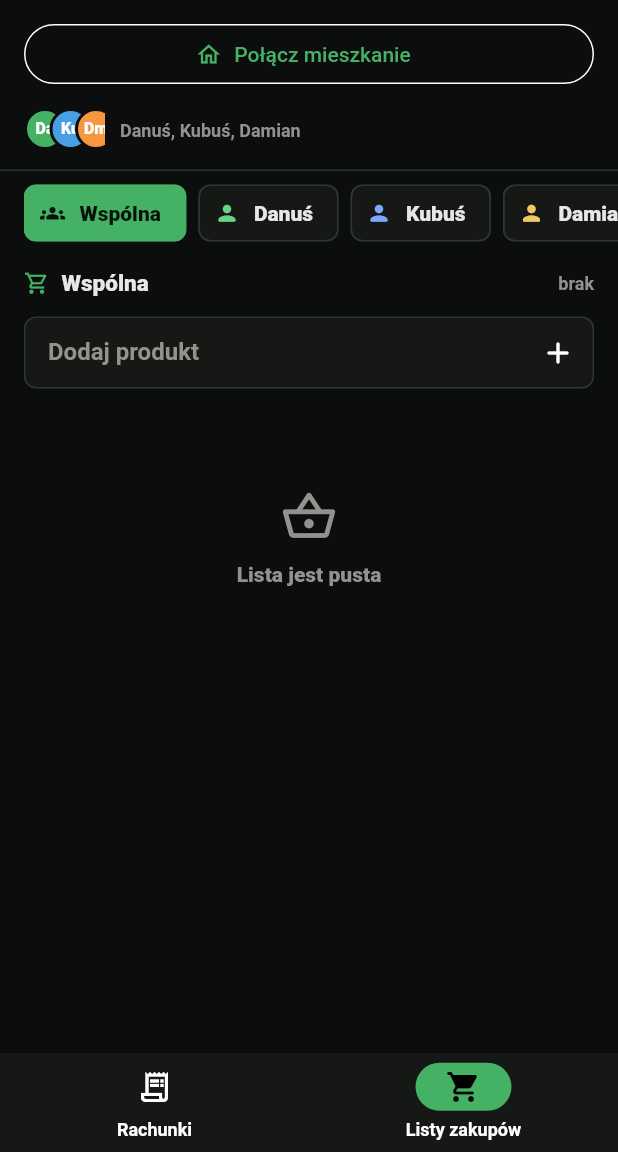
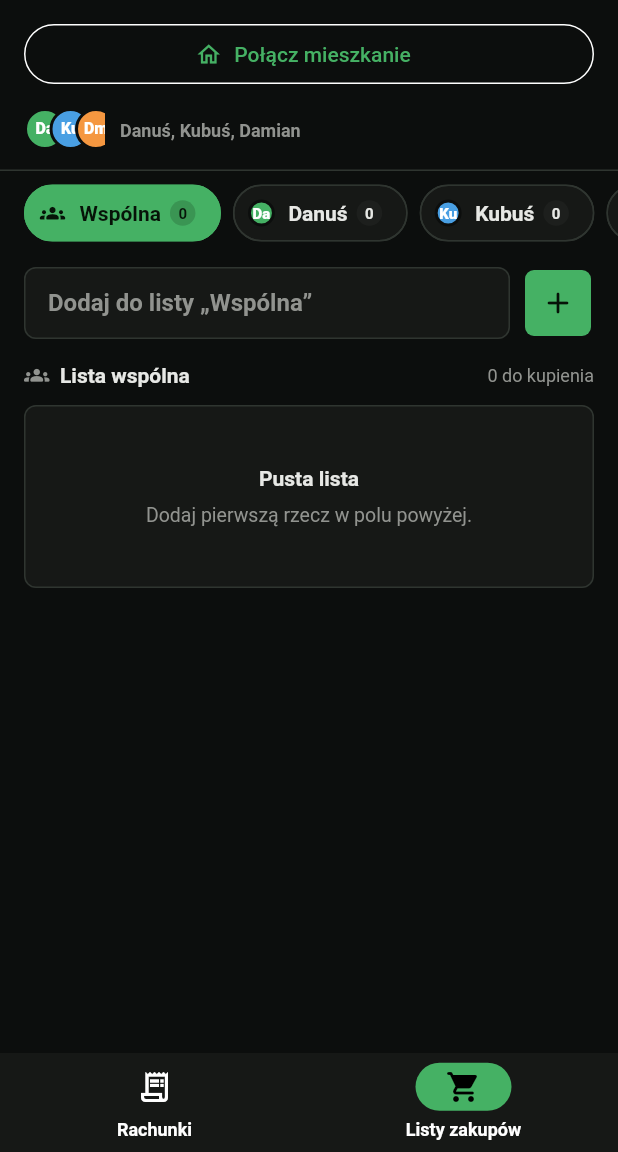
Before and after one commit to Mortexer/Splitka, a Flutter app: the screen it shows after launch, item 2 of the bottom bar chosen, on a phone screen of 412 x 824 dp, the part 84-1236 px from its top. Run offline on Flutter 3.47's test engine with Material 3 defaults, Android fonts, the phone set to English and light mode, and no system bars; our stand-ins replace cloud_firestore, file_picker, firebase_auth, firebase_core, shared_preferences; accounts and stored records are empty.

Commit message:
style: redesign shopping lists

```diff
--- a/lib/ui/shopping_lists_screen.dart
+++ b/lib/ui/shopping_lists_screen.dart
@@ -88,16 +88,46 @@ class _ShoppingListsScreenState extends State<ShoppingListsScreen> {
               return ChoiceChip(
                 selected: selected,
                 showCheckmark: false,
-                avatar: Icon(
-                  listId == commonShoppingListId
-                      ? Icons.groups_rounded
-                      : Icons.person_rounded,
+                avatar: listId == commonShoppingListId
+                    ? Icon(
+                        Icons.groups_rounded,
                         size: 17,
                         color: selected
                             ? AppColors.primaryForeground
-                      : Color(person?.color ?? AppColors.primary.toARGB32()),
+                            : AppColors.textMuted,
+                      )
+                    : PersonAvatar(person: person!, size: 18),
+                label: Row(
+                  mainAxisSize: MainAxisSize.min,
+                  children: [
+                    Text(shoppingListName(household, listId)),
+                    const SizedBox(width: 6),
+                    Container(
+                      constraints: const BoxConstraints(minWidth: 17),
+                      height: 17,
+                      alignment: Alignment.center,
+                      padding: const EdgeInsets.symmetric(horizontal: 4),
+                      decoration: BoxDecoration(
+                        color: selected
+                            ? AppColors.primaryForeground.withValues(
+                                alpha: 0.18,
+                              )
+                            : AppColors.muted,
+                        borderRadius: BorderRadius.circular(999),
                       ),
-                label: Text(shoppingListName(household, listId)),
+                      child: Text(
+                        shoppingItems(
+                          household,
+                          listId,
+                        ).where((item) => !item.completed).length.toString(),
+                        style: const TextStyle(
+                          fontSize: 10,
+                          fontWeight: FontWeight.w700,
+                        ),
+                      ),
+                    ),
+                  ],
+                ),
                 onSelected: (_) {
                   _drafts[_selectedListId] = _itemController.text;
                   setState(() => _selectedListId = listId);
@@ -112,10 +142,10 @@ class _ShoppingListsScreenState extends State<ShoppingListsScreen> {
                   color: selected
                       ? AppColors.primaryForeground
                       : AppColors.text,
-                  fontWeight: FontWeight.w800,
+                  fontWeight: FontWeight.w600,
                 ),
                 shape: RoundedRectangleBorder(
-                  borderRadius: BorderRadius.circular(8),
+                  borderRadius: BorderRadius.circular(999),
                 ),
               );
             },
@@ -125,25 +155,36 @@ class _ShoppingListsScreenState extends State<ShoppingListsScreen> {
           child: ListView(
             padding: const EdgeInsets.fromLTRB(16, 10, 16, 34),
             children: [
-              SectionHeader(
-                title: shoppingListName(household, _selectedListId),
-                meta: pending.isEmpty
-                    ? 'brak'
-                    : '${pending.length} do kupienia',
-                icon: Icons.shopping_cart_outlined,
-              ),
-              const SizedBox(height: 12),
-              TextField(
+              Row(
+                children: [
+                  Expanded(
+                    child: TextField(
                       key: ValueKey('shopping-input-$_selectedListId'),
                       controller: _itemController,
                       enabled: !_adding,
                       textInputAction: TextInputAction.done,
                       onSubmitted: (_) => _addItem(),
                       decoration: InputDecoration(
-                  hintText: 'Dodaj produkt',
-                  suffixIcon: IconButton(
+                        hintText:
+                            'Dodaj do listy „${shoppingListName(household, _selectedListId)}”',
+                      ),
+                    ),
+                  ),
+                  const SizedBox(width: 8),
+                  IconButton.filled(
                     tooltip: 'Dodaj do listy',
                     onPressed: _adding ? null : _addItem,
+                    style: IconButton.styleFrom(
+                      fixedSize: const Size(44, 44),
+                      backgroundColor: AppColors.primary,
+                      foregroundColor: AppColors.primaryForeground,
+                      disabledBackgroundColor: AppColors.primary.withValues(
+                        alpha: 0.35,
+                      ),
+                      shape: RoundedRectangleBorder(
+                        borderRadius: BorderRadius.circular(6),
+                      ),
+                    ),
                     icon: _adding
                         ? const SizedBox.square(
                             dimension: 18,
@@ -151,9 +192,15 @@ class _ShoppingListsScreenState extends State<ShoppingListsScreen> {
                           )
                         : const Icon(Icons.add_rounded),
                   ),
-                ),
+                ],
               ),
               const SizedBox(height: 14),
+              _ListMeta(
+                household: household,
+                listId: _selectedListId,
+                pendingCount: pending.length,
+              ),
+              const SizedBox(height: 10),
               if (visibleItems.isEmpty)
                 const _EmptyShoppingList()
               else
@@ -202,37 +249,58 @@ class _ShoppingItemRow extends StatelessWidget {
 
   @override
   Widget build(BuildContext context) {
-    return AppCard(
-      padding: const EdgeInsets.fromLTRB(6, 5, 6, 5),
+    return Opacity(
+      opacity: item.completed ? 0.6 : 1,
+      child: AppCard(
+        padding: const EdgeInsets.fromLTRB(11, 9, 6, 9),
         child: Row(
           children: [
-          Checkbox(
-            value: item.completed,
-            onChanged: (_) => onToggle(),
-            activeColor: AppColors.primary,
-            checkColor: AppColors.primaryForeground,
-            shape: RoundedRectangleBorder(
-              borderRadius: BorderRadius.circular(4),
+            IconButton(
+              tooltip: item.completed
+                  ? 'Oznacz jako do kupienia'
+                  : 'Oznacz jako kupione',
+              onPressed: onToggle,
+              style: IconButton.styleFrom(
+                fixedSize: const Size(28, 28),
+                minimumSize: const Size(28, 28),
+                padding: EdgeInsets.zero,
+                backgroundColor: item.completed
+                    ? AppColors.primary
+                    : AppColors.background,
+                foregroundColor: item.completed
+                    ? AppColors.primaryForeground
+                    : Colors.transparent,
+                side: BorderSide(
+                  color: item.completed ? AppColors.primary : AppColors.border,
                 ),
+                shape: const CircleBorder(),
               ),
+              icon: const Icon(Icons.check_rounded, size: 17),
+            ),
+            const SizedBox(width: 10),
             Expanded(
               child: Text(
                 item.name,
+                maxLines: 2,
+                overflow: TextOverflow.ellipsis,
                 style: TextStyle(
                   color: item.completed ? AppColors.textMuted : AppColors.text,
-                fontSize: 15,
-                fontWeight: FontWeight.w700,
-                decoration: item.completed ? TextDecoration.lineThrough : null,
+                  fontSize: 14,
+                  fontWeight: FontWeight.w500,
+                  decoration: item.completed
+                      ? TextDecoration.lineThrough
+                      : null,
                 ),
               ),
             ),
             IconButton(
               tooltip: 'Usuń produkt',
               onPressed: onDelete,
-            icon: const Icon(Icons.delete_outline_rounded, size: 20),
+              icon: const Icon(Icons.delete_outline_rounded, size: 19),
               color: AppColors.textMuted,
             ),
           ],
+        ),
       ),
     );
   }
@@ -243,25 +311,75 @@ class _EmptyShoppingList extends StatelessWidget {
 
   @override
   Widget build(BuildContext context) {
-    return const Padding(
-      padding: EdgeInsets.symmetric(vertical: 52),
-      child: Column(
+    return Container(
+      width: double.infinity,
+      padding: const EdgeInsets.symmetric(horizontal: 24, vertical: 38),
+      decoration: BoxDecoration(
+        color: AppColors.card,
+        borderRadius: BorderRadius.circular(8),
+        border: Border.all(color: AppColors.border),
+      ),
+      child: const Column(
         children: [
-          Icon(
-            Icons.shopping_basket_outlined,
-            size: 38,
-            color: AppColors.textMuted,
+          Text(
+            'Pusta lista',
+            style: TextStyle(
+              color: AppColors.text,
+              fontSize: 14,
+              fontWeight: FontWeight.w600,
             ),
-          SizedBox(height: 10),
+          ),
+          SizedBox(height: 5),
           Text(
-            'Lista jest pusta',
-            style: TextStyle(
-              color: AppColors.textMuted,
-              fontWeight: FontWeight.w800,
-            ),
+            'Dodaj pierwszą rzecz w polu powyżej.',
+            textAlign: TextAlign.center,
+            style: TextStyle(color: AppColors.textMuted, fontSize: 13),
           ),
         ],
       ),
     );
   }
 }
+
+class _ListMeta extends StatelessWidget {
+  const _ListMeta({
+    required this.household,
+    required this.listId,
+    required this.pendingCount,
+  });
+
+  final Household household;
+  final String listId;
+  final int pendingCount;
+
+  @override
+  Widget build(BuildContext context) {
+    final shared = listId == commonShoppingListId;
+    final person = shared
+        ? null
+        : household.members.firstWhere((member) => member.id == listId);
+    return Row(
+      children: [
+        if (shared)
+          const Icon(Icons.groups_rounded, size: 17, color: AppColors.textMuted)
+        else
+          PersonAvatar(person: person!, size: 20),
+        const SizedBox(width: 7),
+        Expanded(
+          child: Text(
+            shared ? 'Lista wspólna' : 'Lista: ${person!.name}',
+            style: const TextStyle(
+              color: AppColors.text,
+              fontSize: 14,
+              fontWeight: FontWeight.w600,
+            ),
+          ),
+        ),
+        Text(
+          '$pendingCount do kupienia',
+          style: const TextStyle(color: AppColors.textMuted, fontSize: 12),
+        ),
+      ],
+    );
+  }
+}
```
Lines whose indentation alone changed are shown as unchanged.
